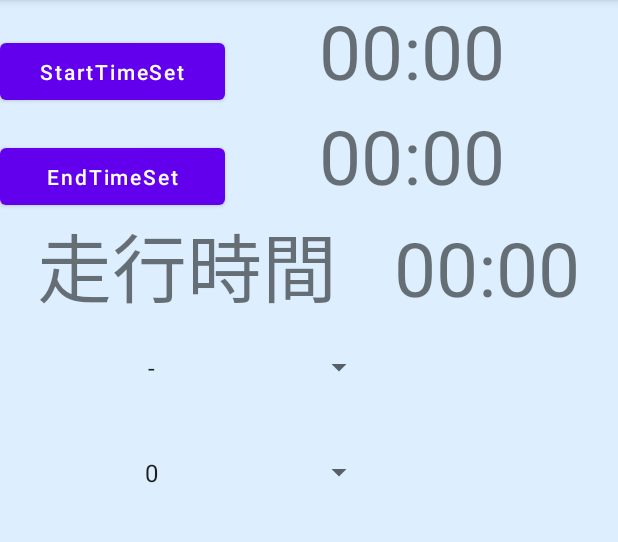
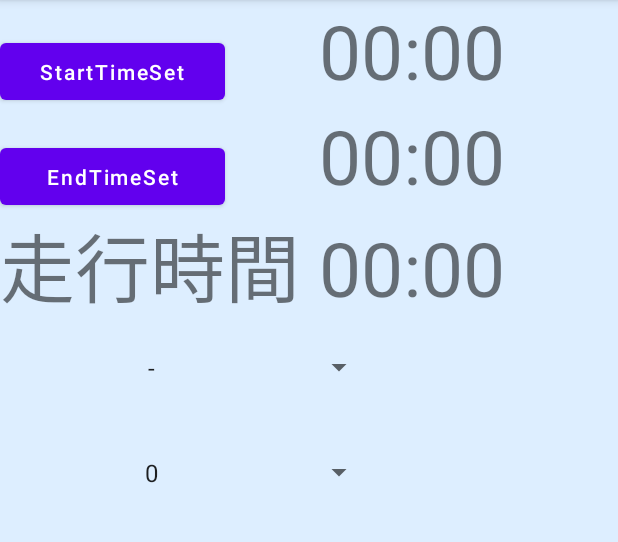
Before and after one commit to makian-github/StintCalcApp2, an Android app: the InputForm screen opened directly, with no data from a screen before it, on a phone screen of 412 x 824 dp, the part 84-626 px from its top. Run offline under Robolectric (Android 15) with nearby library versions, the phone set to English and light mode, and no system bars.

```diff
--- a/app/src/main/res/layout/input_form_activity.xml
+++ b/app/src/main/res/layout/input_form_activity.xml
@@ -3,62 +3,71 @@
     xmlns:tools="http://schemas.android.com/tools"
     android:layout_width="match_parent"
     android:layout_height="match_parent"
+    android:background="#def"
     android:orientation="vertical"
-    android:background="#def"
     tools:context=".MainActivity">
 
 
     <LinearLayout
+        android:layout_width="1000px"
+        android:layout_height="wrap_content"
+        android:orientation="vertical">
+
+        <LinearLayout
             android:layout_width="wrap_content"
             android:layout_height="wrap_content"
-        android:orientation="horizontal">
+            android:orientation="horizontal"
+            android:layout_gravity="left">
 
             <Button
                 android:layout_width="150dp"
                 android:layout_height="50dp"
                 android:onClick="showTimePickerDialog"
                 android:text="@string/startTime"
-            android:textAllCaps="false"/>
+                android:textAllCaps="false" />
 
             <TextView
+                android:id="@+id/startTimeText"
                 android:layout_width="250dp"
                 android:layout_height="70dp"
+                android:text="00:00"
                 android:textAlignment="center"
-            android:textSize="50dp"
-            android:text="00:00"
-            android:id="@+id/startTimeText"/>
+                android:textSize="50dp" />
 
         </LinearLayout>
+
         <LinearLayout
+            android:id="@+id/endTimeSetLayout"
             android:layout_width="wrap_content"
             android:layout_height="wrap_content"
-        android:orientation="horizontal"
-        android:id="@+id/endTimeSetLayout">
+            android:layout_gravity="left"
+            android:orientation="horizontal">
 
             <Button
                 android:layout_width="150dp"
                 android:layout_height="50dp"
                 android:onClick="showTimePickerDialog1"
                 android:text="@string/endTime"
-            android:textAllCaps="false"/>
+                android:textAllCaps="false" />
 
             <TextView
+                android:id="@+id/endTimeText"
                 android:layout_width="250dp"
                 android:layout_height="70dp"
+                android:text="00:00"
                 android:textAlignment="center"
-            android:textSize="50dp"
-            android:text="00:00"
-            android:id="@+id/endTimeText"/>
+                android:textSize="50dp" />
 
         </LinearLayout>
 
         <LinearLayout
             android:layout_width="wrap_content"
             android:layout_height="wrap_content"
+            android:layout_gravity="left"
             android:orientation="horizontal">
 
             <TextView
-            android:layout_width="250dp"
+                android:layout_width="wrap_content"
                 android:layout_height="70dp"
                 android:text="@string/runTimeText"
                 android:textAlignment="center"
@@ -73,62 +82,63 @@
                 android:textSize="50dp" />
         </LinearLayout>
 
+    </LinearLayout>
+
     <LinearLayout
+        android:id="@+id/driverSetLayout"
         android:layout_width="wrap_content"
         android:layout_height="wrap_content"
-        android:orientation="horizontal"
-        android:id="@+id/driverSetLayout">
+        android:orientation="horizontal">
 
         <Spinner
             android:id="@+id/driverSpinner"
             android:layout_width="250dp"
             android:layout_height="70dp"
-            android:textAlignment="center"
-            android:textSize="50dp"
             android:layout_alignParentStart="true"
             android:layout_alignParentLeft="true"
             android:layout_alignParentTop="true"
             android:entries="@array/driverList"
-            android:spinnerMode="dialog" />
+            android:spinnerMode="dialog"
+            android:textAlignment="center"
+            android:textSize="50dp" />
 
         <Button
+            android:id="@+id/driverSetBtn"
             android:layout_width="150dp"
             android:layout_height="50dp"
             android:text="@string/driverBtn"
             android:textAllCaps="false"
-            android:visibility="gone"
-            android:id="@+id/driverSetBtn"/>
+            android:visibility="gone" />
 
     </LinearLayout>
 
     <LinearLayout
+        android:id="@+id/kartNoSetLayout"
         android:layout_width="wrap_content"
         android:layout_height="wrap_content"
-        android:orientation="horizontal"
-        android:id="@+id/kartNoSetLayout">
+        android:orientation="horizontal">
 
         <Spinner
             android:id="@+id/kartNoSpinner"
             android:layout_width="250dp"
             android:layout_height="70dp"
-            android:textAlignment="center"
-            android:textSize="50dp"
             android:layout_alignParentStart="true"
             android:layout_alignParentLeft="true"
             android:layout_alignParentTop="true"
             android:entries="@array/kartNoList"
-            android:spinnerMode="dialog" />
+            android:spinnerMode="dialog"
+            android:textAlignment="center"
+            android:textSize="50dp" />
 
         <Button
+            android:id="@+id/kartNoSetBtn"
             android:layout_width="150dp"
             android:layout_height="50dp"
             android:text="@string/KartNoText"
             android:textAllCaps="false"
-            android:visibility="gone"
-            android:id="@+id/kartNoSetBtn"/>
+            android:visibility="gone" />
 
     </LinearLayout>
-
 
 
     <FrameLayout
```
Also changed, not shown: app/src/main/java/com/example/stintcalcapp2/controller/AsyncFunctionCallback.java (added, +9 -0 lines), app/src/main/java/com/example/stintcalcapp2/layout/InfoDialog.java (+90 -8 lines), app/src/main/java/com/example/stintcalcapp2/view/MainActivity.java (+66 -23 lines). Lines whose indentation alone changed are shown as unchanged.
